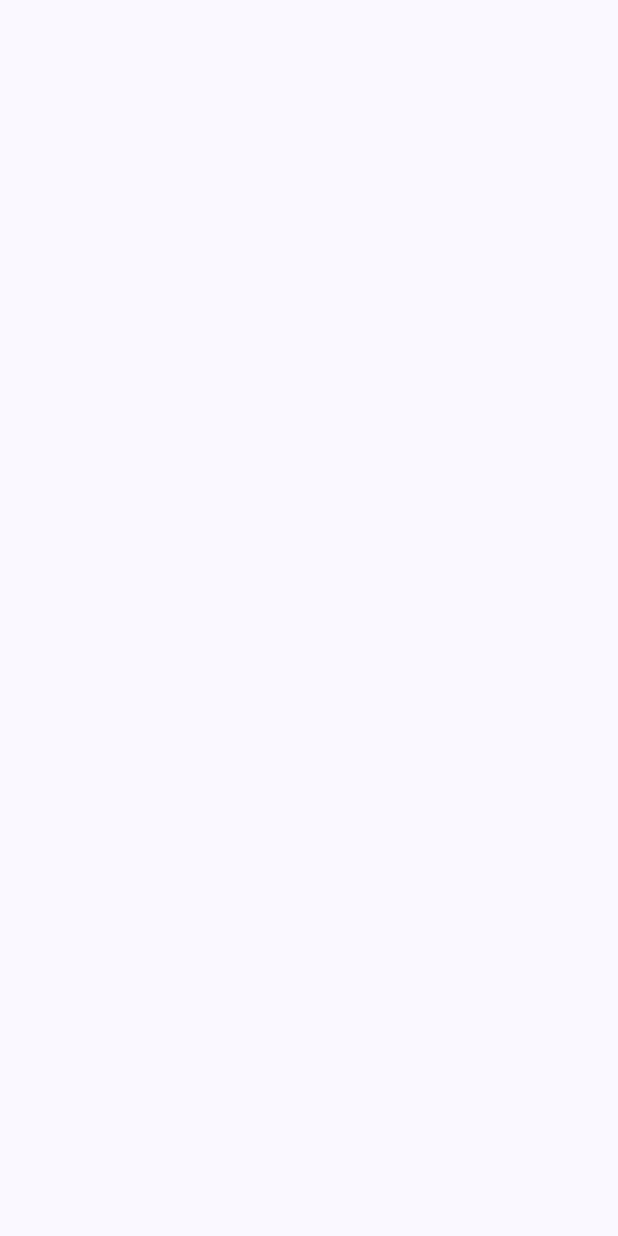
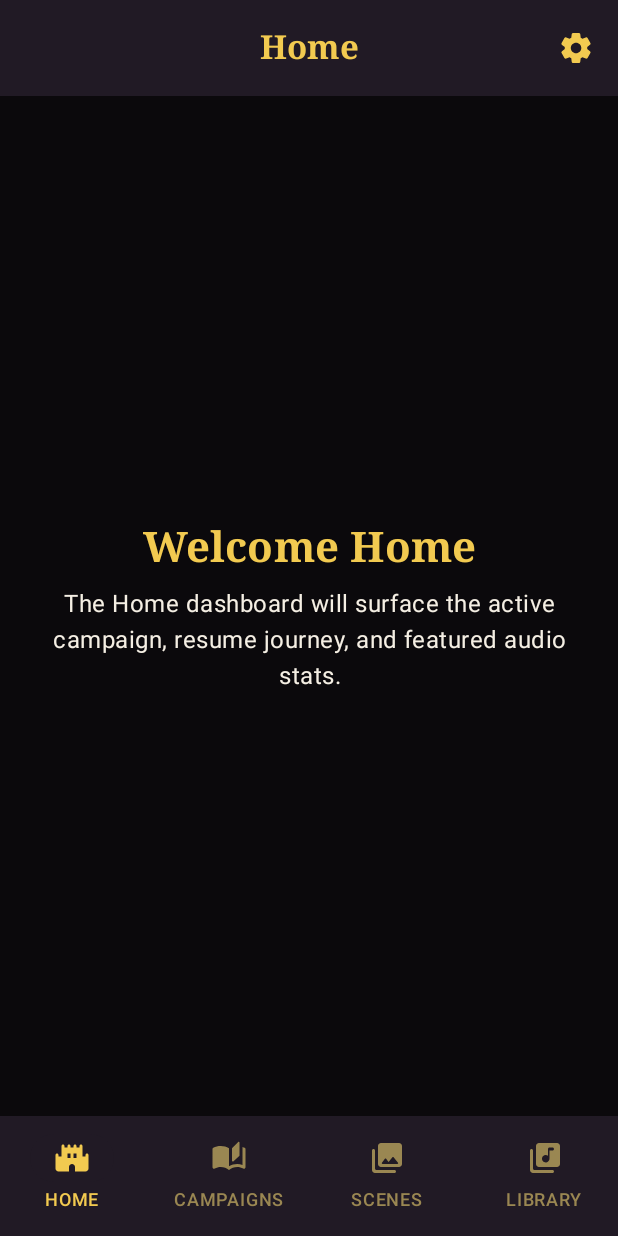
Before and after one commit to Almantask/rpg-audio-mixer, an Android app built with Jetpack Compose: the screen it shows after launch (MainActivity), on a phone screen of 412 x 824 dp. Before the commit the screen is empty. Run offline under Robolectric (Android 15) with nearby library versions, the phone set to English and light mode, and no system bars; our stand-ins replace Dagger/Hilt's generated code.

Commit message:
Implement iteration 0 app shell
Agent-Logs-Url: https://github.com/Almantask/rpg-audio-mixer/sessions/b5592de6-7439-47bc-8a30-41a5a975e2d8

Co-authored-by: Almantask <40486932+Almantask@users.noreply.github.com>

```diff
--- a/app/src/main/java/com/example/rpgaudiomixer/app/MainActivity.kt
+++ b/app/src/main/java/com/example/rpgaudiomixer/app/MainActivity.kt
@@ -6,54 +6,67 @@ import androidx.activity.compose.setContent
 import androidx.activity.enableEdgeToEdge
 import androidx.compose.foundation.layout.fillMaxSize
 import androidx.compose.foundation.layout.padding
+import androidx.compose.material3.Surface
 import androidx.compose.material3.Scaffold
 import androidx.compose.ui.Modifier
-import androidx.compose.runtime.getValue
-import androidx.compose.runtime.mutableStateOf
-import androidx.compose.runtime.remember
-import androidx.compose.runtime.setValue
-import androidx.compose.runtime.saveable.rememberSaveable
+import androidx.navigation.compose.currentBackStackEntryAsState
 import androidx.navigation.compose.rememberNavController
+import com.example.rpgaudiomixer.app.components.ArcanumTopBar
 import com.example.rpgaudiomixer.app.components.MainBottomNavBar
 import com.example.rpgaudiomixer.app.navigation.MainNavDestination
 import com.example.rpgaudiomixer.app.navigation.MainNavHost
 import com.example.rpgaudiomixer.app.theme.RPGAudioMixerTheme
-import com.example.rpgaudiomixer.domain.media.MixedMusicPlayer
 import dagger.hilt.android.AndroidEntryPoint
-import javax.inject.Inject
 
 @AndroidEntryPoint
 class MainActivity : ComponentActivity() {
-
-    @Inject
-    lateinit var musicPlayer: MixedMusicPlayer
 
     override fun onCreate(savedInstanceState: Bundle?) {
         super.onCreate(savedInstanceState)
         enableEdgeToEdge()
         setContent {
             RPGAudioMixerTheme {
+                Surface(modifier = Modifier.fillMaxSize()) {
                     val navController = rememberNavController()
-                var currentTab by rememberSaveable { mutableStateOf(MainNavDestination.HOME) }
+                    val backStackEntry = navController.currentBackStackEntryAsState()
+                    val currentRoute = backStackEntry.value?.destination?.route
+                    val currentDestination = MainNavDestination.fromRoute(currentRoute)
+                    val title = when (currentRoute) {
+                        MainNavDestination.CREDITS_ROUTE -> "Credits"
+                        else -> currentDestination?.title ?: "Arcanum Audio"
+                    }
+
                     Scaffold(
                         modifier = Modifier.fillMaxSize(),
+                        topBar = {
+                            ArcanumTopBar(
+                                title = title,
+                                showBackArrow = currentRoute == MainNavDestination.CREDITS_ROUTE,
+                                onBack = { navController.popBackStack() },
+                                onGearClick = {
+                                    if (currentRoute != MainNavDestination.CREDITS_ROUTE) {
+                                        navController.navigate(MainNavDestination.CREDITS_ROUTE)
+                                    }
+                                },
+                            )
+                        },
                         bottomBar = {
-                        MainBottomNavBar(current = currentTab) { dest ->
-                            currentTab = dest
-                            navController.navigate(dest.name) {
+                            MainBottomNavBar(current = currentDestination) { dest ->
+                                navController.navigate(dest.route) {
                                     popUpTo(navController.graph.startDestinationId) { saveState = true }
                                     launchSingleTop = true
                                     restoreState = true
                                 }
                             }
-                    }
+                        },
                     ) { innerPadding ->
                         MainNavHost(
                             navController = navController,
-                        modifier = Modifier.padding(innerPadding)
+                            modifier = Modifier.padding(innerPadding),
                         )
                     }
                 }
             }
         }
     }
+}
--- /dev/null
+++ b/app/src/main/java/com/example/rpgaudiomixer/app/components/ArcanumTopBar.kt
@@ -0,0 +1,67 @@
+package com.example.rpgaudiomixer.app.components
+
+import androidx.compose.material.icons.Icons
+import androidx.compose.material.icons.automirrored.rounded.ArrowBack
+import androidx.compose.material.icons.rounded.Settings
+import androidx.compose.material3.CenterAlignedTopAppBar
+import androidx.compose.material3.Icon
+import androidx.compose.material3.IconButton
+import androidx.compose.material3.MaterialTheme
+import androidx.compose.material3.Text
+import androidx.compose.runtime.Composable
+import androidx.compose.ui.Modifier
+import androidx.compose.ui.platform.testTag
+import com.example.rpgaudiomixer.app.theme.ArcanumGold
+
+object ArcanumTopBarTestTags {
+    const val TITLE = "ArcanumTopBar_Title"
+    const val GEAR_ICON = "ArcanumTopBar_GearIcon"
+    const val BACK_ARROW = "ArcanumTopBar_BackArrow"
+}
+
+@Composable
+fun ArcanumTopBar(
+    title: String,
+    showBackArrow: Boolean,
+    onBack: () -> Unit,
+    onGearClick: () -> Unit,
+    modifier: Modifier = Modifier,
+) {
+    CenterAlignedTopAppBar(
+        modifier = modifier,
+        title = {
+            Text(
+                modifier = Modifier.testTag(ArcanumTopBarTestTags.TITLE),
+                text = title,
+                style = MaterialTheme.typography.titleLarge,
+                color = ArcanumGold,
+            )
+        },
+        navigationIcon = {
+            if (showBackArrow) {
+                IconButton(
+                    modifier = Modifier.testTag(ArcanumTopBarTestTags.BACK_ARROW),
+                    onClick = onBack,
+                ) {
+                    Icon(
+                        imageVector = Icons.AutoMirrored.Rounded.ArrowBack,
+                        contentDescription = "Navigate back",
+                        tint = ArcanumGold,
+                    )
+                }
+            }
+        },
+        actions = {
+            IconButton(
+                modifier = Modifier.testTag(ArcanumTopBarTestTags.GEAR_ICON),
+                onClick = onGearClick,
+            ) {
+                Icon(
+                    imageVector = Icons.Rounded.Settings,
+                    contentDescription = "Open credits",
+                    tint = ArcanumGold,
+                )
+            }
+        },
+    )
+}
--- /dev/null
+++ b/app/src/main/java/com/example/rpgaudiomixer/app/components/ErrorDialog.kt
@@ -0,0 +1,42 @@
+package com.example.rpgaudiomixer.app.components
+
+import androidx.compose.foundation.rememberScrollState
+import androidx.compose.foundation.verticalScroll
+import androidx.compose.material3.AlertDialog
+import androidx.compose.material3.MaterialTheme
+import androidx.compose.material3.Text
+import androidx.compose.material3.TextButton
+import androidx.compose.runtime.Composable
+import androidx.compose.ui.Modifier
+
+@Composable
+fun ErrorDialog(
+    message: String?,
+    onDismiss: () -> Unit,
+) {
+    if (message == null) {
+        return
+    }
+
+    AlertDialog(
+        onDismissRequest = onDismiss,
+        title = {
+            Text(
+                text = "Something went wrong",
+                style = MaterialTheme.typography.titleMedium,
+            )
+        },
+        text = {
+            Text(
+                modifier = Modifier.verticalScroll(rememberScrollState()),
+                text = message,
+                style = MaterialTheme.typography.bodyMedium,
+            )
+        },
+        confirmButton = {
+            TextButton(onClick = onDismiss) {
+                Text("Dismiss")
+            }
+        },
+    )
+}
--- a/app/src/main/java/com/example/rpgaudiomixer/app/components/MainBottomNavBar.kt
+++ b/app/src/main/java/com/example/rpgaudiomixer/app/components/MainBottomNavBar.kt
@@ -1,12 +1,49 @@
 package com.example.rpgaudiomixer.app.components
 
+import androidx.compose.material3.NavigationBar
+import androidx.compose.material3.NavigationBarItem
+import androidx.compose.material3.NavigationBarItemDefaults
+import androidx.compose.material3.Text
 import androidx.compose.runtime.Composable
+import androidx.compose.ui.Modifier
+import androidx.compose.ui.platform.testTag
 import com.example.rpgaudiomixer.app.navigation.MainNavDestination
+import com.example.rpgaudiomixer.app.theme.ArcanumGold
+import com.example.rpgaudiomixer.app.theme.ArcanumMutedGold
+import com.example.rpgaudiomixer.app.theme.ArcanumSurface
 
 @Composable
 fun MainBottomNavBar(
-    current: MainNavDestination,
+    current: MainNavDestination?,
+    modifier: Modifier = Modifier,
     onNavigate: (MainNavDestination) -> Unit
 ) {
-    // TODO: Implement bottom navigation bar
+    NavigationBar(
+        modifier = modifier,
+        containerColor = ArcanumSurface,
+    ) {
+        MainNavDestination.entries.forEach { destination ->
+            NavigationBarItem(
+                modifier = Modifier.testTag("BottomNav_${destination.label}"),
+                selected = current == destination,
+                onClick = { onNavigate(destination) },
+                colors = NavigationBarItemDefaults.colors(
+                    selectedIconColor = ArcanumGold,
+                    selectedTextColor = ArcanumGold,
+                    unselectedIconColor = ArcanumMutedGold,
+                    unselectedTextColor = ArcanumMutedGold,
+                    indicatorColor = ArcanumSurface,
+                ),
+                icon = {
+                    androidx.compose.material3.Icon(
+                        imageVector = destination.icon,
+                        contentDescription = destination.title,
+                    )
+                },
+                label = {
+                    Text(destination.label)
+                },
+            )
+        }
+    }
 }
--- a/app/src/main/java/com/example/rpgaudiomixer/app/navigation/MainNavDestination.kt
+++ b/app/src/main/java/com/example/rpgaudiomixer/app/navigation/MainNavDestination.kt
@@ -1,8 +1,50 @@
 package com.example.rpgaudiomixer.app.navigation
 
-enum class MainNavDestination {
-    HOME,
-    SOUNDBOARD,
-    SOUNDSCAPES,
-    CAMPAIGNS
+import androidx.compose.material.icons.Icons
+import androidx.compose.material.icons.rounded.AutoStories
+import androidx.compose.material.icons.rounded.Castle
+import androidx.compose.material.icons.rounded.LibraryMusic
+import androidx.compose.material.icons.rounded.PhotoLibrary
+import androidx.compose.ui.graphics.vector.ImageVector
+
+enum class MainNavDestination(
+    val route: String,
+    val title: String,
+    val label: String,
+    val icon: ImageVector,
+) {
+    HOME(
+        route = "home",
+        title = "Home",
+        label = "HOME",
+        icon = Icons.Rounded.Castle,
+    ),
+    CAMPAIGNS(
+        route = "campaigns",
+        title = "Campaigns",
+        label = "CAMPAIGNS",
+        icon = Icons.Rounded.AutoStories,
+    ),
+    SCENES(
+        route = "scenes",
+        title = "Scenes",
+        label = "SCENES",
+        icon = Icons.Rounded.PhotoLibrary,
+    ),
+    LIBRARY(
+        route = "library",
+        title = "Library",
+        label = "LIBRARY",
+        icon = Icons.Rounded.LibraryMusic,
+    );
+
+    companion object {
+        const val CREDITS_ROUTE = "credits"
+
+        fun fromRoute(route: String?): MainNavDestination? {
+            return entries.firstOrNull { destination ->
+                route == destination.route || route?.startsWith("${destination.route}/") == true
+            }
+        }
+    }
 }
--- a/app/src/main/java/com/example/rpgaudiomixer/app/navigation/MainNavHost.kt
+++ b/app/src/main/java/com/example/rpgaudiomixer/app/navigation/MainNavHost.kt
@@ -2,12 +2,39 @@ package com.example.rpgaudiomixer.app.navigation
 
 import androidx.compose.runtime.Composable
 import androidx.compose.ui.Modifier
+import androidx.navigation.compose.NavHost
 import androidx.navigation.NavHostController
+import androidx.navigation.compose.composable
+import com.example.rpgaudiomixer.app.screens.CampaignsScreen
+import com.example.rpgaudiomixer.app.screens.CreditsScreen
+import com.example.rpgaudiomixer.app.screens.HomeScreen
+import com.example.rpgaudiomixer.app.screens.LibraryScreen
+import com.example.rpgaudiomixer.app.screens.ScenesScreen
 
 @Composable
 fun MainNavHost(
     navController: NavHostController,
     modifier: Modifier = Modifier
 ) {
-    // TODO: Implement navigation host
+    NavHost(
+        navController = navController,
+        startDestination = MainNavDestination.HOME.route,
+        modifier = modifier,
+    ) {
+        composable(MainNavDestination.HOME.route) {
+            HomeScreen()
+        }
+        composable(MainNavDestination.CAMPAIGNS.route) {
+            CampaignsScreen()
+        }
+        composable(MainNavDestination.SCENES.route) {
+            ScenesScreen()
+        }
+        composable(MainNavDestination.LIBRARY.route) {
+            LibraryScreen()
+        }
+        composable(MainNavDestination.CREDITS_ROUTE) {
+            CreditsScreen()
+        }
+    }
 }
--- a/app/src/main/java/com/example/rpgaudiomixer/app/screens/MainScreens.kt
+++ b/app/src/main/java/com/example/rpgaudiomixer/app/screens/MainScreens.kt
@@ -0,0 +1,89 @@
+package com.example.rpgaudiomixer.app.screens
+
+import androidx.compose.foundation.background
+import androidx.compose.foundation.layout.Arrangement
+import androidx.compose.foundation.layout.Box
+import androidx.compose.foundation.layout.Column
+import androidx.compose.foundation.layout.fillMaxSize
+import androidx.compose.foundation.layout.padding
+import androidx.compose.material3.MaterialTheme
+import androidx.compose.material3.Text
+import androidx.compose.runtime.Composable
+import androidx.compose.ui.Alignment
+import androidx.compose.ui.Modifier
+import androidx.compose.ui.text.style.TextAlign
+import androidx.compose.ui.unit.dp
+import com.example.rpgaudiomixer.app.theme.ArcanumBlack
+import com.example.rpgaudiomixer.app.theme.ArcanumGold
+
+@Composable
+fun HomeScreen() {
+    MainScreenPlaceholder(
+        title = "Welcome Home",
+        body = "The Home dashboard will surface the active campaign, resume journey, and featured audio stats.",
+    )
+}
+
+@Composable
+fun CampaignsScreen() {
+    MainScreenPlaceholder(
+        title = "Campaigns",
+        body = "Your campaign library will live here once iteration 1 lands.",
+    )
+}
+
+@Composable
+fun ScenesScreen() {
+    MainScreenPlaceholder(
+        title = "Scenes",
+        body = "The global scene catalog will be wired in after the campaign data layer is in place.",
+    )
+}
+
+@Composable
+fun LibraryScreen() {
+    MainScreenPlaceholder(
+        title = "Library",
+        body = "Soundscapes and sound effects will plug into this tab in later iterations.",
+    )
+}
+
+@Composable
+fun CreditsScreen() {
+    MainScreenPlaceholder(
+        title = "Behind the Screen",
+        body = "Credits, version details, and support links will be added in a later iteration.",
+    )
+}
+
+@Composable
+private fun MainScreenPlaceholder(
+    title: String,
+    body: String,
+) {
+    Box(
+        modifier = Modifier
+            .fillMaxSize()
+            .background(ArcanumBlack)
+            .padding(24.dp),
+        contentAlignment = Alignment.Center,
+    ) {
+        Column(
+            horizontalAlignment = Alignment.CenterHorizontally,
+            verticalArrangement = Arrangement.spacedBy(12.dp),
+        ) {
+            Text(
+                text = title,
+                style = MaterialTheme.typography.headlineMedium,
+                color = ArcanumGold,
+                textAlign = TextAlign.Center,
+            )
+            Text(
+                text = body,
+                style = MaterialTheme.typography.bodyLarge,
+                color = MaterialTheme.colorScheme.onBackground,
+                textAlign = TextAlign.Center,
+            )
+        }
+    }
+}
--- a/app/src/main/java/com/example/rpgaudiomixer/app/theme/Color.kt
+++ b/app/src/main/java/com/example/rpgaudiomixer/app/theme/Color.kt
@@ -2,10 +2,16 @@ package com.example.rpgaudiomixer.app.theme
 
 import androidx.compose.ui.graphics.Color
 
-val Purple80 = Color(0xFFD0BCFF)
-val PurpleGrey80 = Color(0xFFCCC2DC)
-val Pink80 = Color(0xFFEFB8C8)
-
-val Purple40 = Color(0xFF6650a4)
-val PurpleGrey40 = Color(0xFF625b71)
-val Pink40 = Color(0xFF7D5260)
+val ArcanumBlack = Color(0xFF0B090C)
+val ArcanumNight = Color(0xFF151019)
+val ArcanumSurface = Color(0xFF211A25)
+val ArcanumSurfaceVariant = Color(0xFF2A2230)
+val ArcanumGold = Color(0xFFF2CA50)
+val ArcanumAmber = Color(0xFFFFD978)
+val ArcanumMutedGold = Color(0xFF9A8752)
+val ArcanumPurple = Color(0xFF9D7CFF)
+val ArcanumPink = Color(0xFFE38CC8)
+val ArcanumOnDark = Color(0xFFF5EFE4)
+val ArcanumOutline = Color(0xFF6F6277)
+val ArcanumError = Color(0xFFFFB4AB)
+val ArcanumOnError = Color(0xFF690005)
--- /dev/null
+++ b/app/src/main/java/com/example/rpgaudiomixer/app/theme/Shape.kt
@@ -0,0 +1,13 @@
+package com.example.rpgaudiomixer.app.theme
+
+import androidx.compose.foundation.shape.RoundedCornerShape
+import androidx.compose.material3.Shapes
+import androidx.compose.ui.unit.dp
+
+val ArcanumShapes = Shapes(
+    extraSmall = RoundedCornerShape(10.dp),
+    small = RoundedCornerShape(14.dp),
+    medium = RoundedCornerShape(20.dp),
+    large = RoundedCornerShape(28.dp),
+    extraLarge = RoundedCornerShape(32.dp),
+)
--- a/app/src/main/java/com/example/rpgaudiomixer/app/theme/Theme.kt
+++ b/app/src/main/java/com/example/rpgaudiomixer/app/theme/Theme.kt
@@ -1,57 +1,35 @@
 package com.example.rpgaudiomixer.app.theme
 
-import android.os.Build
-import androidx.compose.foundation.isSystemInDarkTheme
 import androidx.compose.material3.MaterialTheme
 import androidx.compose.material3.darkColorScheme
-import androidx.compose.material3.dynamicDarkColorScheme
-import androidx.compose.material3.dynamicLightColorScheme
-import androidx.compose.material3.lightColorScheme
 import androidx.compose.runtime.Composable
-import androidx.compose.ui.platform.LocalContext
 
-private val DarkColorScheme = darkColorScheme(
-    primary = Purple80,
-    secondary = PurpleGrey80,
-    tertiary = Pink80
-)
-
-private val LightColorScheme = lightColorScheme(
-    primary = Purple40,
-    secondary = PurpleGrey40,
-    tertiary = Pink40
-
-    /* Other default colors to override
-    background = Color(0xFFFFFBFE),
-    surface = Color(0xFFFFFBFE),
-    onPrimary = Color.White,
-    onSecondary = Color.White,
-    onTertiary = Color.White,
-    onBackground = Color(0xFF1C1B1F),
-    onSurface = Color(0xFF1C1B1F),
-    */
+private val ArcanumColorScheme = darkColorScheme(
+    primary = ArcanumGold,
+    onPrimary = ArcanumBlack,
+    secondary = ArcanumPurple,
+    onSecondary = ArcanumOnDark,
+    tertiary = ArcanumPink,
+    onTertiary = ArcanumBlack,
+    background = ArcanumBlack,
+    onBackground = ArcanumOnDark,
+    surface = ArcanumSurface,
+    onSurface = ArcanumOnDark,
+    surfaceVariant = ArcanumSurfaceVariant,
+    onSurfaceVariant = ArcanumAmber,
+    outline = ArcanumOutline,
+    error = ArcanumError,
+    onError = ArcanumOnError,
 )
 
 @Composable
 fun RPGAudioMixerTheme(
-    darkTheme: Boolean = isSystemInDarkTheme(),
-    // Dynamic color is available on Android 12+
-    dynamicColor: Boolean = true,
     content: @Composable () -> Unit
 ) {
-    val colorScheme = when {
-        dynamicColor && Build.VERSION.SDK_INT >= Build.VERSION_CODES.S -> {
-            val context = LocalContext.current
-            if (darkTheme) dynamicDarkColorScheme(context) else dynamicLightColorScheme(context)
-        }
-
-        darkTheme -> DarkColorScheme
-        else -> LightColorScheme
-    }
-
     MaterialTheme(
-        colorScheme = colorScheme,
+        colorScheme = ArcanumColorScheme,
         typography = Typography,
+        shapes = ArcanumShapes,
         content = content
     )
 }
--- a/app/src/main/java/com/example/rpgaudiomixer/app/theme/Type.kt
+++ b/app/src/main/java/com/example/rpgaudiomixer/app/theme/Type.kt
@@ -6,29 +6,61 @@ import androidx.compose.ui.text.font.FontFamily
 import androidx.compose.ui.text.font.FontWeight
 import androidx.compose.ui.unit.sp
 
-// Set of Material typography styles to start with
 val Typography = Typography(
+    displaySmall = TextStyle(
+        fontFamily = FontFamily.Serif,
+        fontWeight = FontWeight.Bold,
+        fontSize = 34.sp,
+        lineHeight = 40.sp,
+        letterSpacing = 0.2.sp,
+    ),
+    headlineMedium = TextStyle(
+        fontFamily = FontFamily.Serif,
+        fontWeight = FontWeight.Bold,
+        fontSize = 28.sp,
+        lineHeight = 34.sp,
+        letterSpacing = 0.15.sp,
+    ),
+    headlineSmall = TextStyle(
+        fontFamily = FontFamily.Serif,
+        fontWeight = FontWeight.SemiBold,
+        fontSize = 24.sp,
+        lineHeight = 30.sp,
+        letterSpacing = 0.1.sp,
+    ),
+    titleLarge = TextStyle(
+        fontFamily = FontFamily.Serif,
+        fontWeight = FontWeight.Bold,
+        fontSize = 22.sp,
+        lineHeight = 28.sp,
+        letterSpacing = 0.sp,
+    ),
+    titleMedium = TextStyle(
+        fontFamily = FontFamily.SansSerif,
+        fontWeight = FontWeight.SemiBold,
+        fontSize = 16.sp,
+        lineHeight = 22.sp,
+        letterSpacing = 0.15.sp,
+    ),
     bodyLarge = TextStyle(
-        fontFamily = FontFamily.Default,
+        fontFamily = FontFamily.SansSerif,
         fontWeight = FontWeight.Normal,
         fontSize = 16.sp,
         lineHeight = 24.sp,
-        letterSpacing = 0.5.sp
-    )
-    /* Other default text styles to override
-    titleLarge = TextStyle(
-        fontFamily = FontFamily.Default,
+        letterSpacing = 0.35.sp,
+    ),
+    bodyMedium = TextStyle(
+        fontFamily = FontFamily.SansSerif,
         fontWeight = FontWeight.Normal,
-        fontSize = 22.sp,
-        lineHeight = 28.sp,
-        letterSpacing = 0.sp
+        fontSize = 14.sp,
+        lineHeight = 20.sp,
+        letterSpacing = 0.25.sp,
     ),
     labelSmall = TextStyle(
-        fontFamily = FontFamily.Default,
+        fontFamily = FontFamily.SansSerif,
         fontWeight = FontWeight.Medium,
         fontSize = 11.sp,
         lineHeight = 16.sp,
-        letterSpacing = 0.5.sp
-    )
-    */
+        letterSpacing = 0.4.sp,
+    ),
 )
```
Also changed, not shown: 1 other file. Lines whose indentation alone changed are shown as unchanged.
